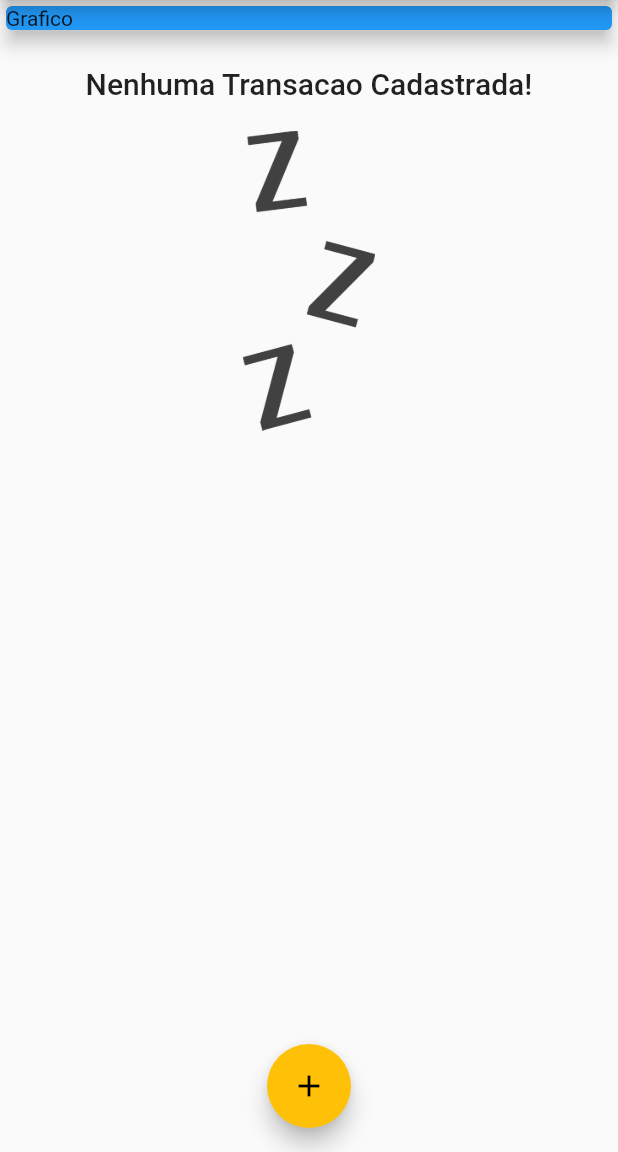
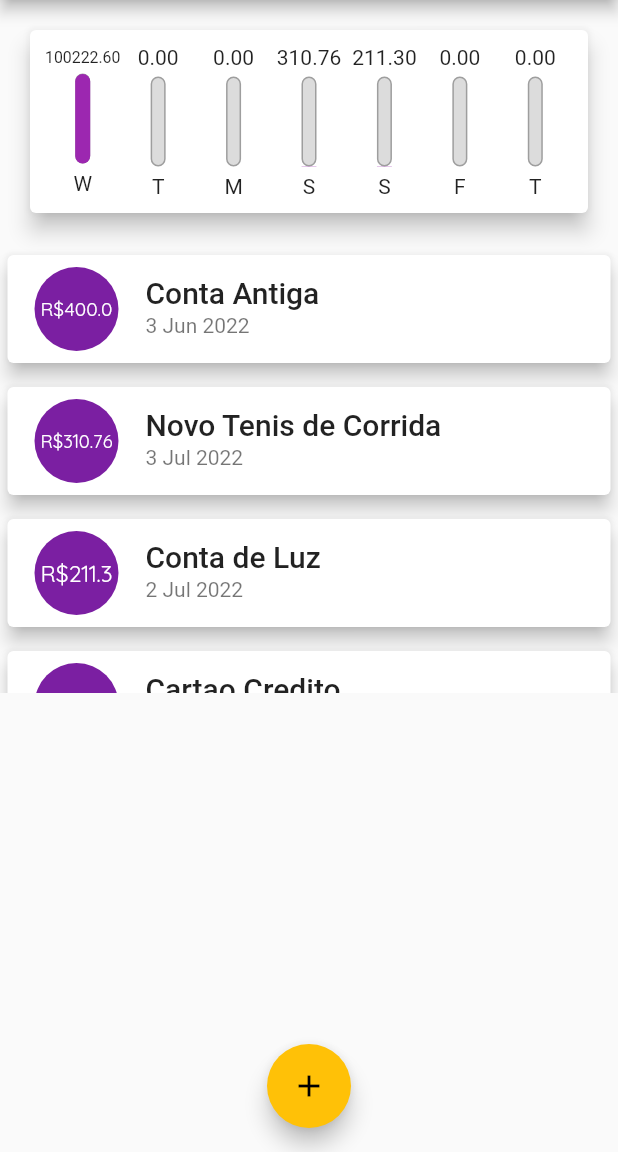
Before and after one commit to daygorgonha/expanses, a Flutter app: the screen it shows after launch, on a phone screen of 412 x 824 dp, the part 84-1236 px from its top. Run offline on Flutter 3.47's test engine with Material 2 defaults, Android fonts, the phone set to English and light mode, and no system bars.

```diff
--- /dev/null
+++ b/lib/components/chart.dart
@@ -0,0 +1,62 @@
+import 'package:expenses/components/chart_bar.dart';
+import 'package:flutter/material.dart';
+import 'package:intl/intl.dart';
+import '../models/transaction.dart';
+
+class Chart extends StatelessWidget {
+  final List<Transaction> recentTransaction;
+
+  Chart(this.recentTransaction);
+
+  List<Map<String, dynamic>> get groupedTransactions {
+    return List.generate(7, (index) {
+      final weekDay = DateTime.now().subtract(
+        Duration(days: index),
+      );
+
+      double totalSum = 0.0;
+
+      for (var i = 0; i < recentTransaction.length; i++) {
+        bool sameDay = recentTransaction[i].date.day == weekDay.day;
+        bool sameMonth = recentTransaction[i].date.month == weekDay.month;
+        bool sameYear = recentTransaction[i].date.year == weekDay.year;
+
+        if (sameDay && sameMonth && sameYear) {
+          totalSum += recentTransaction[i].value;
+        }
+      }
+
+      return {'day': DateFormat.E().format(weekDay)[0], 'value': totalSum};
+    });
+  }
+
+  double get _weekTotalValue {
+    return groupedTransactions.fold(0.0, (sum, tr) {
+      return sum + (tr['value']);
+    });
+  }
+
+  @override
+  Widget build(BuildContext context) {
+    return Card(
+      elevation: 6,
+      margin: EdgeInsets.all(20),
+      child: Padding(
+        padding: const EdgeInsets.all(10),
+        child: Row(
+          mainAxisAlignment: MainAxisAlignment.spaceAround,
+          children: groupedTransactions.map((tr) {
+            return Flexible(
+              fit: FlexFit.tight,
+              child: ChartBar(
+                label: tr['day'],
+                value: tr['value'],
+                percentage: (tr['value'] as double) / _weekTotalValue,
+              ),
+            );
+          }).toList(),
+        ),
+      ),
+    );
+  }
+}
--- /dev/null
+++ b/lib/components/chart_bar.dart
@@ -0,0 +1,53 @@
+import 'package:flutter/material.dart';
+
+class ChartBar extends StatelessWidget {
+  late final String label;
+  late final double value;
+  late final double percentage;
+
+  ChartBar({
+    required this.label,
+    required this.value,
+    required this.percentage,
+  });
+
+  @override
+  Widget build(BuildContext context) {
+    return Column(
+      children: <Widget>[
+        FittedBox(child: Text('${value.toStringAsFixed(2)}')),
+        SizedBox(height: 5),
+        Container(
+          height: 60,
+          width: 10,
+          child: Stack(
+            alignment: Alignment.bottomCenter,
+            children: <Widget>[
+              Container(
+                decoration: BoxDecoration(
+                  border: Border.all(
+                    color: Colors.grey,
+                    width: 1.0,
+                  ),
+                  color: Color.fromRGBO(220, 220, 220, 1),
+                  borderRadius: BorderRadius.circular(5),
+                ),
+              ),
+              FractionallySizedBox(
+                heightFactor: percentage,
+                child: Container(
+                  decoration: BoxDecoration(
+                    color: Theme.of(context).primaryColor,
+                    borderRadius: BorderRadius.circular(5),
+                  ),
+                ),
+              ),
+            ],
+          ),
+        ),
+        SizedBox(height: 5),
+        Text(label),
+      ],
+    );
+  }
+}
--- a/lib/components/transaction_list.dart
+++ b/lib/components/transaction_list.dart
@@ -34,51 +34,32 @@ class TransactionList extends StatelessWidget {
               itemBuilder: (ctx, index) {
                 final tr = transactions[index];
                 return Card(
-                  child: Row(
-                    children: <Widget>[
-                      Container(
+                  elevation: 5,
                   margin: EdgeInsets.symmetric(
-                          horizontal: 15,
-                          vertical: 10,
+                    vertical: 8,
+                    horizontal: 5,
                   ),
-                        decoration: BoxDecoration(
-                          border: Border.all(
-                            color: Theme.of(context).primaryColor,
-                            width: 2,
-                          ),
-                        ),
-                        padding: EdgeInsets.all(10),
-                        child: Text(
-                          'R\$ ${tr.value.toStringAsFixed(2)}',
-                          style: TextStyle(
-                            fontWeight: FontWeight.bold,
-                            fontSize: 20,
-                            color: Theme.of(context).primaryColor,
+                  child: ListTile(
+                    leading: CircleAvatar(
+                      radius: 30,
+                      child: Padding(
+                        padding: const EdgeInsets.all(6),
+                        child: FittedBox(
+                          child: Text('R\$${tr.value}'),
                         ),
                       ),
                     ),
-                      Column(
-                        crossAxisAlignment: CrossAxisAlignment.start,
-                        children: <Widget>[
-                          Text(
+                    title: Text(
                       tr.title,
                       style: Theme.of(context).textTheme.headline6,
                     ),
-                          SizedBox(
-                            height: 10,
-                          ),
-                          Text(
+                    subtitle: Text(
                       DateFormat('d MMM y').format(tr.date),
-                            style: TextStyle(
-                              color: Colors.grey[600],
                     ),
                   ),
-                        ],
+                );
+              },
             ),
-                    ],
-                  ),
-                );
-              }),
     );
   }
 }
--- a/lib/main.dart
+++ b/lib/main.dart
@@ -1,3 +1,4 @@
+import 'package:expenses/components/chart.dart';
 import 'package:expenses/components/transaction_form.dart';
 import 'package:flutter/material.dart';
 
@@ -45,19 +46,43 @@ class MyHomePage extends StatefulWidget {
 
 class _MyHomePageState extends State<MyHomePage> {
   final List<Transaction> _transactions = [
-    // Transaction(
-    //   id: 't1',
-    //   title: 'Novo Tenis de Corrida',
-    //   value: 310.76,
-    //   date: DateTime.now(),
-    // ),
-    // Transaction(
-    //   id: 't2',
-    //   title: 'Conta de Luz',
-    //   value: 211.30,
-    //   date: DateTime.now(),
-    // ),
+    Transaction(
+      id: 't0',
+      title: 'Conta Antiga',
+      value: 400.00,
+      date: DateTime.now().subtract(Duration(days: 33)),
+    ),
+    Transaction(
+      id: 't1',
+      title: 'Novo Tenis de Corrida',
+      value: 310.76,
+      date: DateTime.now().subtract(Duration(days: 3)),
+    ),
+    Transaction(
+      id: 't2',
+      title: 'Conta de Luz',
+      value: 211.30,
+      date: DateTime.now().subtract(Duration(days: 4)),
+    ),
+    Transaction(
+      id: 't3',
+      title: 'Cartao Credito',
+      value: 100211.30,
+      date: DateTime.now(),
+    ),
+    Transaction(
+      id: 't4',
+      title: 'Lanche',
+      value: 11.30,
+      date: DateTime.now(),
+    ),
   ];
+
+  List<Transaction> get _recentTransactions {
+    return _transactions.where((tr) {
+      return tr.date.isAfter(DateTime.now().subtract(Duration(days: 7)));
+    }).toList();
+  }
 
   _addTransaction(String title, double value) {
     final newTransaction = Transaction(
@@ -98,13 +123,7 @@ class _MyHomePageState extends State<MyHomePage> {
         child: Column(
           crossAxisAlignment: CrossAxisAlignment.stretch,
           children: <Widget>[
-            Container(
-              child: Card(
-                color: Colors.blue,
-                child: Text('Grafico'),
-                elevation: 5,
-              ),
-            ),
+            Chart(_transactions),
             TransactionList(_transactions),
           ],
         ),
```
Lines whose indentation alone changed are shown as unchanged.
